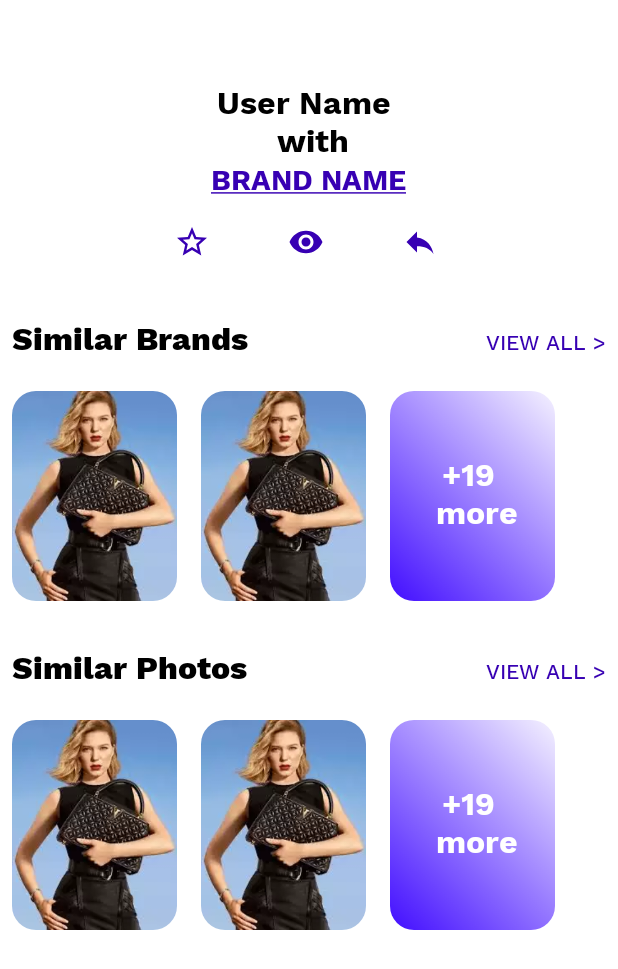
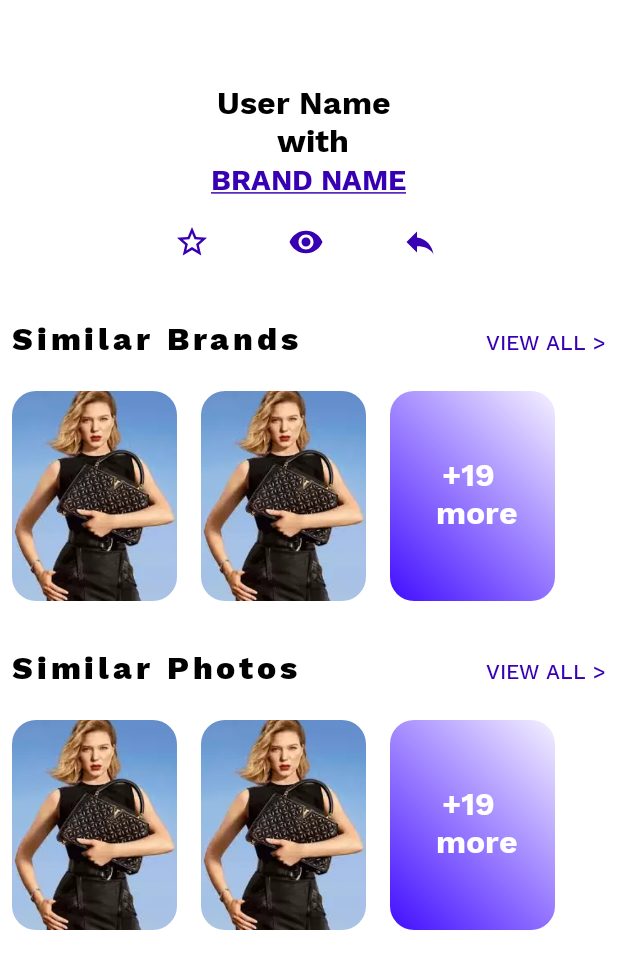
Before and after one commit to Anant00/Brandie, an Android app: the layout activity_image_details.xml on its own in the app's theme, with its tools: preview values and no code run, on a phone screen of 412 x 824 dp. Shown: the top 969 px of the screen. Run offline under Robolectric (Android 15) with nearby library versions, the phone set to English and light mode, and no system bars.

Commit message:
add letter spacing

```diff
--- a/app/src/main/res/layout/activity_image_details.xml
+++ b/app/src/main/res/layout/activity_image_details.xml
@@ -130,6 +130,7 @@
                         android:layout_weight="1"
                         android:fontFamily="@font/extrabold"
                         android:text="@string/similar_brands"
+                        android:letterSpacing=".12"
                         android:textColor="@color/colorBlack"
                         android:textSize="21sp"/>
 
@@ -168,6 +169,7 @@
                         android:layout_weight="1"
                         android:fontFamily="@font/extrabold"
                         android:text="@string/similar_photos"
+                        android:letterSpacing=".12"
                         android:textColor="@color/colorBlack"
                         android:textSize="21sp"/>
 
```
